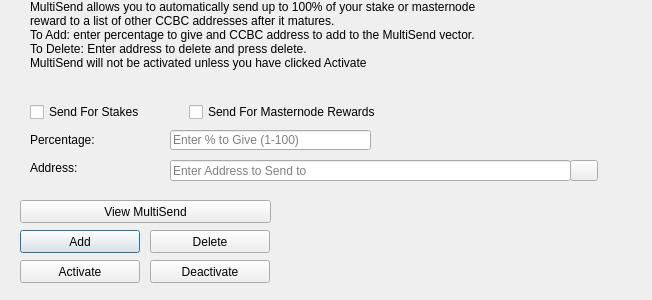
Old version of the form src/qt/forms/multisenddialog.ui in the repository CryptoCashBack-Hub/CCBC.
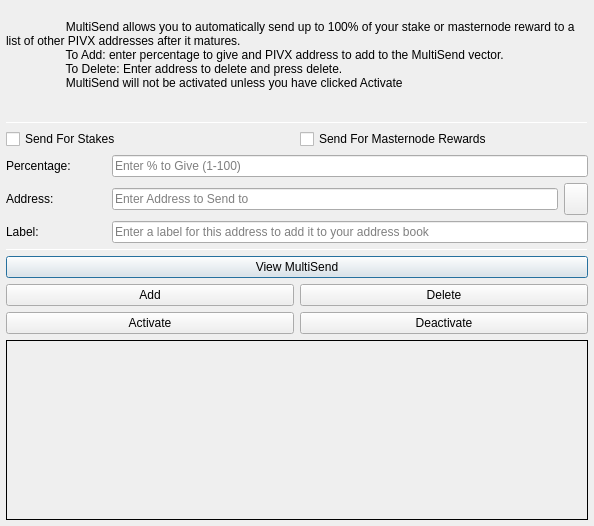
New version of the form. Icons and pictures are not drawn.

Commit message: New Multisend UI "Pivx 3.2"

Diff of the .ui file:
```diff
--- a/src/qt/forms/multisenddialog.ui
+++ b/src/qt/forms/multisenddialog.ui
@@ -9,22 +9,108 @@
    <rect>
     <x>0</x>
     <y>0</y>
-    <width>652</width>
-    <height>300</height>
+        <width>594</width>
+        <height>526</height>
    </rect>
   </property>
   <property name="windowTitle">
    <string>MultiSend</string>
   </property>
+    <layout class="QVBoxLayout" name="verticalLayout" stretch="0">
+      <property name="leftMargin">
+        <number>6</number>
+      </property>
+      <property name="topMargin">
+        <number>6</number>
+      </property>
+      <property name="rightMargin">
+        <number>6</number>
+      </property>
+      <property name="bottomMargin">
+        <number>6</number>
+      </property>
+      <item>
+        <layout class="QVBoxLayout" name="verticalLayout_Main" stretch="1,1,1,0,1,1,1">
+          <item>
+            <widget class="QLabel" name="label_2">
+              <property name="lineWidth">
+                <number>1</number>
+              </property>
+              <property name="text">
+                <string>
+                  MultiSend allows you to automatically send up to 100% of your stake or masternode reward to a list of other PIVX addresses after it matures.
+                  To Add: enter percentage to give and PIVX address to add to the MultiSend vector.
+                  To Delete: Enter address to delete and press delete.
+                  MultiSend will not be activated unless you have clicked Activate
+                </string>
+              </property>
+              <property name="alignment">
+                <set>Qt::AlignLeading|Qt::AlignLeft|Qt::AlignTop</set>
+              </property>
+              <property name="wordWrap">
+                <bool>true</bool>
+              </property>
+            </widget>
+          </item>
+          <item>
+            <widget class="Line" name="line">
+              <property name="minimumSize">
+                <size>
+                  <width>0</width>
+                  <height>1</height>
+                </size>
+              </property>
+              <property name="maximumSize">
+                <size>
+                  <width>16777215</width>
+                  <height>1</height>
+                </size>
+              </property>
+              <property name="orientation">
+                <enum>Qt::Horizontal</enum>
+              </property>
+            </widget>
+          </item>
+          <item>
+            <layout class="QVBoxLayout" name="verticalLayout_Settings">
+              <item>
+                <layout class="QHBoxLayout" name="horizontalLayout">
+                  <item>
+                    <widget class="QCheckBox" name="multiSendStakeCheckBox">
+                      <property name="text">
+                        <string>Send For Stakes</string>
+                      </property>
+                    </widget>
+                  </item>
+                  <item>
+                    <widget class="QCheckBox" name="multiSendMasternodeCheckBox">
+                      <property name="text">
+                        <string>Send For Masternode Rewards</string>
+                      </property>
+                    </widget>
+                  </item>
+                </layout>
+              </item>
+              <item>
+                <layout class="QHBoxLayout" name="horizontalLayout_6">
+                  <item>
+                    <widget class="QLabel" name="label">
+                      <property name="minimumSize">
+                        <size>
+                          <width>100</width>
+                          <height>0</height>
+                        </size>
+                      </property>
+                      <property name="toolTip">
+                        <string>Percentage of stake to send</string>
+                      </property>
+                      <property name="text">
+                        <string>Percentage:</string>
+                      </property>
+                    </widget>
+                  </item>
+                  <item>
   <widget class="QLineEdit" name="multiSendPercentEdit">
-   <property name="geometry">
-    <rect>
-     <x>170</x>
-     <y>130</y>
-     <width>201</width>
-     <height>20</height>
-    </rect>
-   </property>
    <property name="toolTip">
     <string>Enter whole numbers 1 - 100</string>
    </property>
@@ -32,15 +118,29 @@
     <string>Enter % to Give (1-100)</string>
    </property>
   </widget>
+                  </item>
+                </layout>
+              </item>
+              <item>
+                <layout class="QHBoxLayout" name="horizontalLayout_7">
+                  <item>
+                    <widget class="QLabel" name="label_5">
+                      <property name="minimumSize">
+                        <size>
+                          <width>100</width>
+                          <height>0</height>
+                        </size>
+                      </property>
+                      <property name="toolTip">
+                        <string>Address to send portion of stake to</string>
+                      </property>
+                      <property name="text">
+                        <string>Address:</string>
+                      </property>
+                    </widget>
+                  </item>
+                  <item>
   <widget class="QLineEdit" name="multiSendAddressEdit">
-   <property name="geometry">
-    <rect>
-     <x>170</x>
-     <y>160</y>
-     <width>401</width>
-     <height>21</height>
-    </rect>
-   </property>
    <property name="toolTip">
     <string/>
    </property>
@@ -48,87 +148,14 @@
     <string>Enter Address to Send to</string>
    </property>
   </widget>
-  <widget class="QLabel" name="label_2">
-   <property name="geometry">
-    <rect>
-     <x>30</x>
-     <y>0</y>
-     <width>451</width>
-     <height>121</height>
-    </rect>
-   </property>
-   <property name="lineWidth">
-    <number>1</number>
-   </property>
-   <property name="text">
-    <string>MultiSend allows you to automatically send up to 100% of your stake or masternode reward to a list of other CCBC addresses after it matures.
-To Add: enter percentage to give and CCBC address to add to the MultiSend vector.
-To Delete: Enter address to delete and press delete.
-MultiSend will not be activated unless you have clicked Activate</string>
-   </property>
-   <property name="alignment">
-    <set>Qt::AlignLeading|Qt::AlignLeft|Qt::AlignTop</set>
-   </property>
-   <property name="wordWrap">
-    <bool>true</bool>
-   </property>
-  </widget>
-  <widget class="QLabel" name="message">
-   <property name="geometry">
-    <rect>
-     <x>290</x>
-     <y>200</y>
-     <width>351</width>
-     <height>91</height>
-    </rect>
-   </property>
-   <property name="text">
-    <string/>
-   </property>
-  </widget>
-  <widget class="QPushButton" name="addButton">
-   <property name="geometry">
-    <rect>
-     <x>20</x>
-     <y>230</y>
-     <width>120</width>
-     <height>23</height>
-    </rect>
-   </property>
-   <property name="toolTip">
-    <string/>
-   </property>
-   <property name="statusTip">
-    <string>Add to MultiSend Vector</string>
-   </property>
-   <property name="text">
-    <string>Add</string>
-   </property>
-  </widget>
-  <widget class="QPushButton" name="disableButton">
-   <property name="geometry">
-    <rect>
-     <x>150</x>
-     <y>260</y>
-     <width>120</width>
-     <height>23</height>
-    </rect>
-   </property>
-   <property name="statusTip">
-    <string>Deactivate MultiSend</string>
-   </property>
-   <property name="text">
-    <string>Deactivate</string>
-   </property>
-  </widget>
-  <widget class="QPushButton" name="addressBookButton">
-   <property name="geometry">
-    <rect>
-     <x>570</x>
-     <y>160</y>
-     <width>28</width>
-     <height>21</height>
-    </rect>
+                  </item>
+                  <item>
+                    <widget class="QToolButton" name="addressBookButton">
+                      <property name="maximumSize">
+                        <size>
+                          <width>16777215</width>
+                          <height>32</height>
+                        </size>
    </property>
    <property name="toolTip">
     <string>Choose an address from the address book</string>
@@ -143,51 +170,85 @@
    <property name="shortcut">
     <string>Alt+A</string>
    </property>
-   <property name="autoDefault">
-    <bool>false</bool>
-   </property>
-  </widget>
-  <widget class="QLabel" name="label">
-   <property name="geometry">
-    <rect>
-     <x>30</x>
-     <y>130</y>
-     <width>121</width>
-     <height>20</height>
-    </rect>
-   </property>
+                    </widget>
+                  </item>
+                </layout>
+              </item>
+            </layout>
+          </item>
+          <item>
+            <layout class="QHBoxLayout" name="horizontalLayout_3">
+              <item>
+                <widget class="QLabel" name="label_3">
+                  <property name="minimumSize">
+                    <size>
+                      <width>100</width>
+                      <height>0</height>
+                    </size>
+                  </property>
+                  <property name="text">
+                    <string>Label:</string>
+                  </property>
+                </widget>
+              </item>
+              <item>
+                <widget class="QLineEdit" name="labelAddressLabelEdit">
+                  <property name="placeholderText">
+                    <string>Enter a label for this address to add it to your address book</string>
+                  </property>
+                </widget>
+              </item>
+            </layout>
+          </item>
+          <item>
+            <widget class="Line" name="line_2">
+              <property name="minimumSize">
+                <size>
+                  <width>0</width>
+                  <height>1</height>
+                </size>
+              </property>
+              <property name="maximumSize">
+                <size>
+                  <width>16777215</width>
+                  <height>1</height>
+                </size>
+              </property>
+              <property name="orientation">
+                <enum>Qt::Horizontal</enum>
+              </property>
+            </widget>
+          </item>
+          <item>
+            <layout class="QVBoxLayout" name="verticalLayout_Buttons">
+              <item>
+                <layout class="QHBoxLayout" name="horizontalLayout_4">
+                  <item>
+                    <widget class="QPushButton" name="viewButton">
    <property name="toolTip">
     <string>Percentage of stake to send</string>
    </property>
    <property name="text">
-    <string>Percentage:</string>
-   </property>
-  </widget>
-  <widget class="QLabel" name="label_5">
-   <property name="geometry">
-    <rect>
-     <x>30</x>
-     <y>160</y>
-     <width>111</width>
-     <height>16</height>
-    </rect>
-   </property>
+                        <string>View MultiSend</string>
+                      </property>
+                    </widget>
+                  </item>
+                </layout>
+              </item>
+              <item>
+                <layout class="QHBoxLayout" name="horizontalLayout_2">
+                  <item>
+                    <widget class="QPushButton" name="addButton">
    <property name="toolTip">
     <string>Address to send portion of stake to</string>
    </property>
    <property name="text">
-    <string>Address:</string>
-   </property>
-  </widget>
+                        <string>Add</string>
+                      </property>
+                    </widget>
+                  </item>
+                  <item>
   <widget class="QPushButton" name="deleteButton">
-   <property name="geometry">
-    <rect>
-     <x>150</x>
-     <y>230</y>
-     <width>120</width>
-     <height>23</height>
-    </rect>
-   </property>
    <property name="toolTip">
     <string/>
    </property>
@@ -198,15 +259,13 @@
     <string>Delete</string>
    </property>
   </widget>
+                  </item>
+                </layout>
+              </item>
+              <item>
+                <layout class="QHBoxLayout" name="horizontalLayout_5">
+                  <item>
   <widget class="QPushButton" name="activateButton">
-   <property name="geometry">
-    <rect>
-     <x>20</x>
-     <y>260</y>
-     <width>120</width>
-     <height>23</height>
-    </rect>
-   </property>
    <property name="statusTip">
     <string>Activate MultiSend</string>
    </property>
@@ -214,51 +273,55 @@
     <string>Activate</string>
    </property>
   </widget>
-  <widget class="QPushButton" name="viewButton">
-   <property name="geometry">
-    <rect>
-     <x>20</x>
-     <y>200</y>
-     <width>251</width>
-     <height>23</height>
-    </rect>
-   </property>
-   <property name="toolTip">
-    <string/>
-   </property>
+                  </item>
+                  <item>
+                    <widget class="QPushButton" name="disableButton">
    <property name="statusTip">
     <string>View MultiSend Vector</string>
    </property>
    <property name="text">
-    <string>View MultiSend</string>
-   </property>
-  </widget>
-  <widget class="QWidget" name="horizontalLayoutWidget">
-   <property name="geometry">
-    <rect>
-     <x>30</x>
-     <y>100</y>
-     <width>351</width>
-     <height>24</height>
-    </rect>
-   </property>
-   <layout class="QHBoxLayout" name="horizontalLayout">
-    <item>
-     <widget class="QCheckBox" name="multiSendStakeCheckBox">
-      <property name="text">
-       <string>Send For Stakes</string>
-      </property>
-     </widget>
-    </item>
+                        <string>Deactivate</string>
+                      </property>
+                    </widget>
+                  </item>
+                </layout>
+              </item>
+            </layout>
+          </item>
     <item>
-     <widget class="QCheckBox" name="multiSendMasternodeCheckBox">
+            <widget class="QLabel" name="message">
+              <property name="minimumSize">
+                <size>
+                  <width>0</width>
+                  <height>180</height>
+                </size>
+              </property>
+              <property name="frameShape">
+                <enum>QFrame::Panel</enum>
+              </property>
+              <property name="frameShadow">
+                <enum>QFrame::Plain</enum>
+              </property>
+              <property name="lineWidth">
+                <number>1</number>
+              </property>
+              <property name="midLineWidth">
+                <number>1</number>
+              </property>
       <property name="text">
-       <string>Send For Masternode Rewards</string>
-      </property>
+                <string/>
+              </property>
+              <property name="alignment">
+                <set>Qt::AlignLeading|Qt::AlignLeft|Qt::AlignTop</set>
+              </property>
+              <property name="wordWrap">
+                <bool>true</bool>
+              </property>
      </widget>
     </item>
    </layout>
-  </widget>
+      </item>
+    </layout>
  </widget>
  <resources>
   <include location="../smrtc.qrc"/>
```
Left out of the diff: 23 changed lines with no effect on the pictures. Lines whose indentation alone changed are shown as unchanged.
